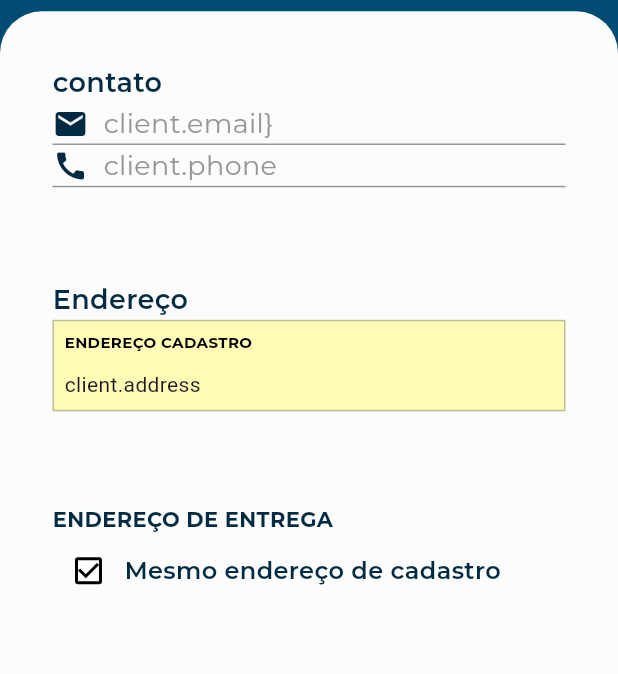
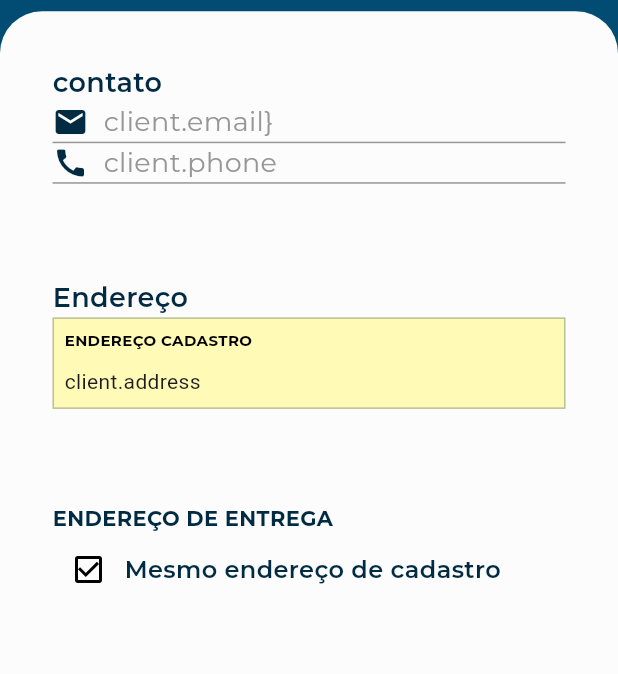
Before and after one commit to correctinho/mobile-correct, a Flutter app: the ProfileView screen opened by its route, on a phone screen of 412 x 824 dp. Shown: the part 236-910 px from the top of the screen. Run offline on Flutter 3.47's test engine with Material 3 defaults, Android fonts, the light colour scheme and no system bars; our stand-ins replace flutter_mobx, flutter_svg, get_it, google_fonts, image_picker, local_auth and 2 more; missing offline and left inert: flutter_barcode_scanner, local_auth_android, local_auth_ios; accounts and stored records are empty; generated files the repository leaves out were written again; Roboto replaces fonts that are missing (Mitr).

Commit message:
Updated profile

```diff
--- a/correct_mobile/lib/app/presentation/views/profile/profile_view.dart
+++ b/correct_mobile/lib/app/presentation/views/profile/profile_view.dart
@@ -57,10 +57,10 @@ class _ProfileViewState extends State<ProfileView> {
                 mainAxisAlignment: MainAxisAlignment.spaceBetween,
                 children: [
                   SizedBox(
-                    height: size.height * 0.1,
+                    height: 80,
                     child: Column(
                       crossAxisAlignment: CrossAxisAlignment.start,
-                      mainAxisAlignment: MainAxisAlignment.spaceBetween,
+                      // mainAxisAlignment: MainAxisAlignment.spaceBetween,
                       children: [
                         Text(
                           'contato',
```
